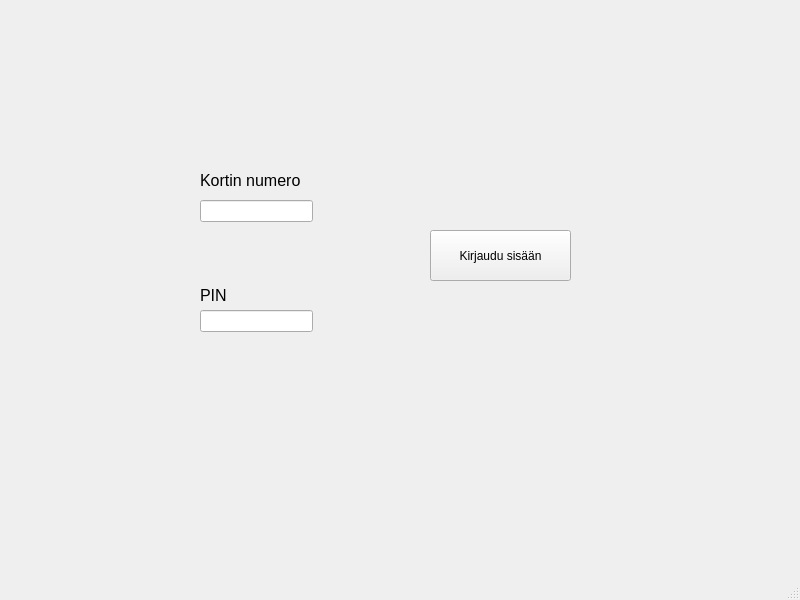
This is bank-automat/mainwindow.ui in Jellonaa/BankAutomat_Project as Qt 5 draws it before an edit. The edited form follows.
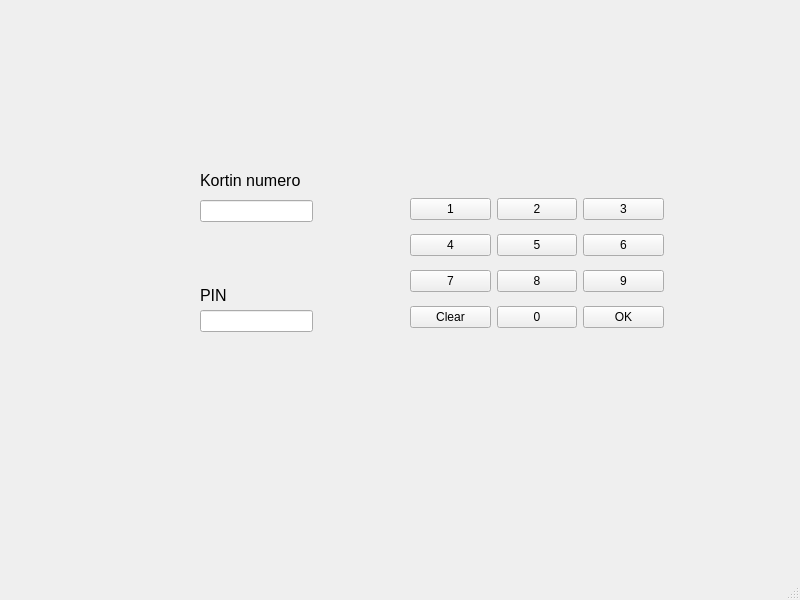
This is the edited form.

The edit to the form file:
```diff
--- a/bank-automat/mainwindow.ui
+++ b/bank-automat/mainwindow.ui
@@ -14,19 +14,6 @@
    <string>MainWindow</string>
   </property>
   <widget class="QWidget" name="centralwidget">
-   <widget class="QPushButton" name="loginButton">
-    <property name="geometry">
-     <rect>
-      <x>430</x>
-      <y>230</y>
-      <width>141</width>
-      <height>51</height>
-     </rect>
-    </property>
-    <property name="text">
-     <string>Kirjaudu sisään</string>
-    </property>
-   </widget>
    <widget class="QLineEdit" name="username">
     <property name="enabled">
      <bool>true</bool>
@@ -104,6 +91,102 @@
      <string/>
     </property>
    </widget>
+   <widget class="QWidget" name="gridLayoutWidget">
+    <property name="geometry">
+     <rect>
+      <x>410</x>
+      <y>190</y>
+      <width>254</width>
+      <height>146</height>
+     </rect>
+    </property>
+    <layout class="QGridLayout" name="gridLayout">
+     <item row="4" column="0">
+      <widget class="QPushButton" name="btnClear">
+       <property name="text">
+        <string>Clear</string>
+       </property>
+      </widget>
+     </item>
+     <item row="2" column="1">
+      <widget class="QPushButton" name="btn5">
+       <property name="text">
+        <string>5</string>
+       </property>
+      </widget>
+     </item>
+     <item row="0" column="1">
+      <widget class="QPushButton" name="btn2">
+       <property name="text">
+        <string>2</string>
+       </property>
+      </widget>
+     </item>
+     <item row="2" column="0">
+      <widget class="QPushButton" name="btn4">
+       <property name="text">
+        <string>4</string>
+       </property>
+      </widget>
+     </item>
+     <item row="0" column="2">
+      <widget class="QPushButton" name="btn3">
+       <property name="text">
+        <string>3</string>
+       </property>
+      </widget>
+     </item>
+     <item row="4" column="2">
+      <widget class="QPushButton" name="loginButton">
+       <property name="text">
+        <string>OK</string>
+       </property>
+      </widget>
+     </item>
+     <item row="2" column="2">
+      <widget class="QPushButton" name="btn6">
+       <property name="text">
+        <string>6</string>
+       </property>
+      </widget>
+     </item>
+     <item row="3" column="1">
+      <widget class="QPushButton" name="btn8">
+       <property name="text">
+        <string>8</string>
+       </property>
+      </widget>
+     </item>
+     <item row="4" column="1">
+      <widget class="QPushButton" name="btn0">
+       <property name="text">
+        <string>0</string>
+       </property>
+      </widget>
+     </item>
+     <item row="3" column="0">
+      <widget class="QPushButton" name="btn7">
+       <property name="text">
+        <string>7</string>
+       </property>
+      </widget>
+     </item>
+     <item row="3" column="2">
+      <widget class="QPushButton" name="btn9">
+       <property name="text">
+        <string>9</string>
+       </property>
+      </widget>
+     </item>
+     <item row="0" column="0">
+      <widget class="QPushButton" name="btn1">
+       <property name="text">
+        <string>1</string>
+       </property>
+      </widget>
+     </item>
+    </layout>
+   </widget>
   </widget>
   <widget class="QMenuBar" name="menubar">
    <property name="geometry">
```
